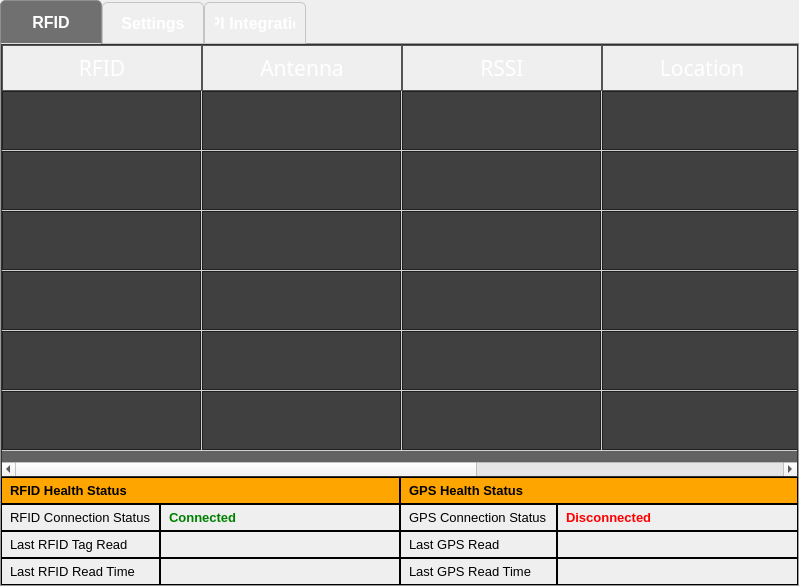
The window that ui/main.ui (DevGuruPro/rfid-python) describes before a commit, drawn with Qt 5.
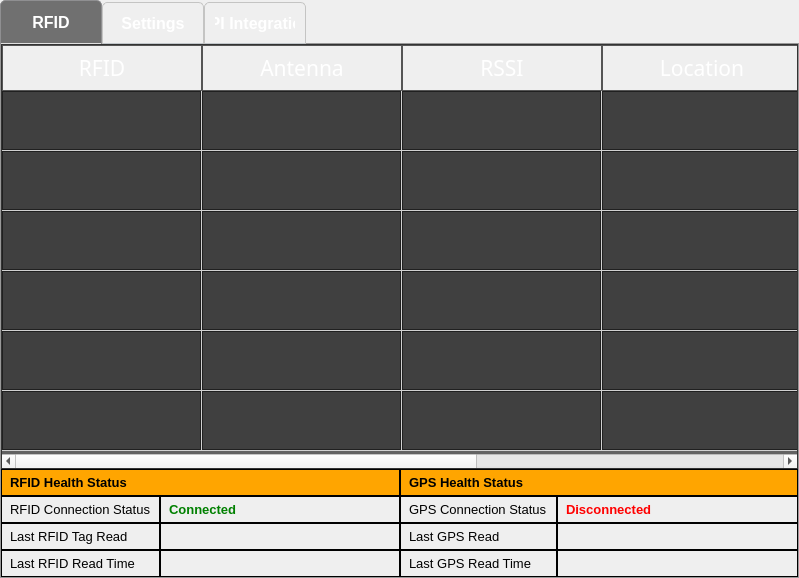
The same window after the commit. Icons and pictures are not drawn.

Commit message: Fix beep sound.

What changed in the file:
```diff
--- a/ui/main.ui
+++ b/ui/main.ui
@@ -7,7 +7,7 @@
     <x>0</x>
     <y>0</y>
     <width>797</width>
-    <height>586</height>
+    <height>578</height>
    </rect>
   </property>
   <property name="windowTitle">
```
The commit also changes 1 other file.
